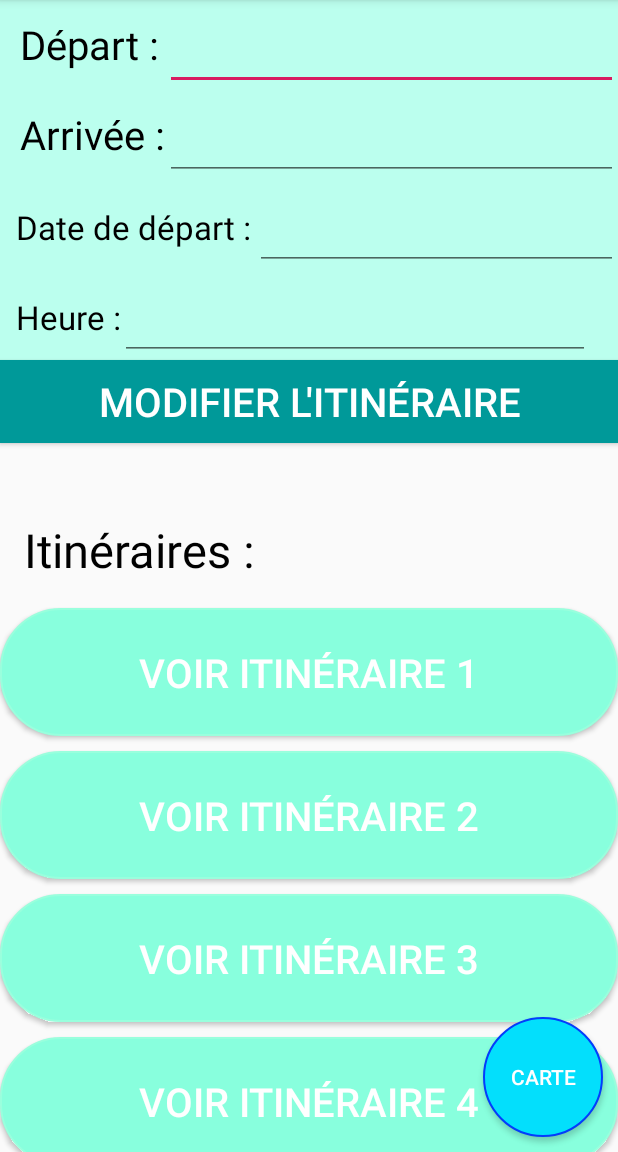
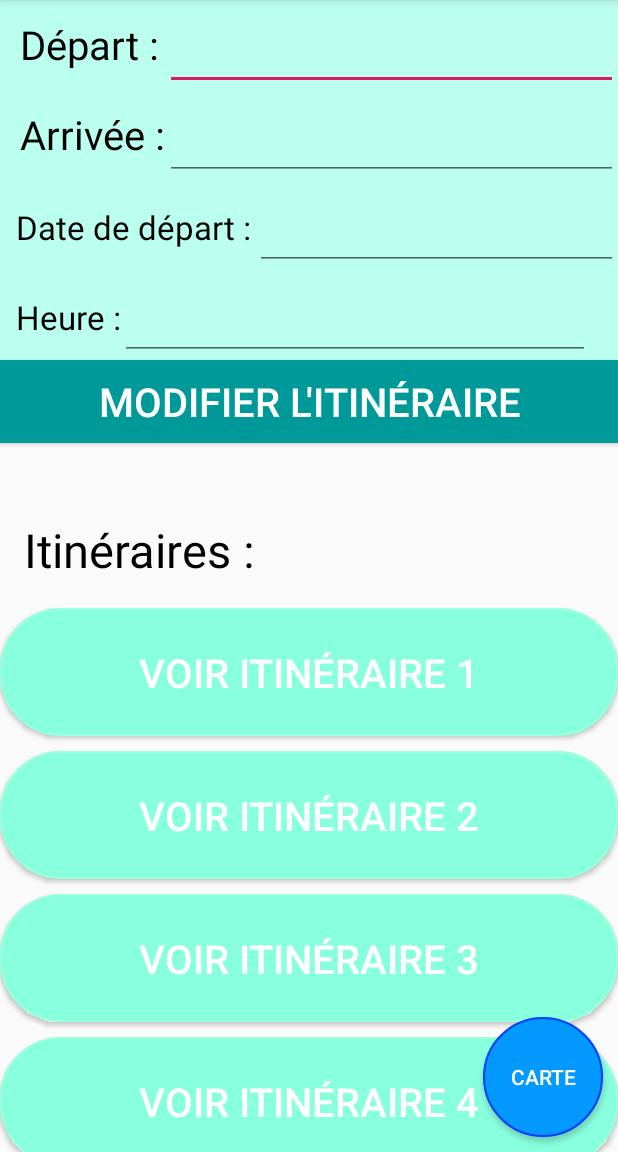
Before and after one commit to JSLemaire/Hackatown2020, an Android app: the screen it shows after launch (ItenerarySelectorActivity), on a phone screen of 412 x 824 dp, the part 84-1236 px from its top. Run offline under Robolectric (Android 15) with nearby library versions, the phone set to English and light mode, and no system bars.

Commit message:
Update button

```diff
--- a/JackBike/app/src/main/res/drawable/button.xml
+++ b/JackBike/app/src/main/res/drawable/button.xml
@@ -2,8 +2,8 @@
 <selector xmlns:android="http://schemas.android.com/apk/res/android">
     <item>
         <shape android:shape="rectangle">
-            <solid android:color="#03dffc"/>
-            <stroke android:color="#033dfc" android:width="1dp" />
+            <solid android:color="#0399ff"/>
+            <stroke android:color="#033dff" android:width="1dp" />
             <!--corners allow us to make the rounded corners button-->
             <corners android:radius="40dp" />
         </shape>
```
